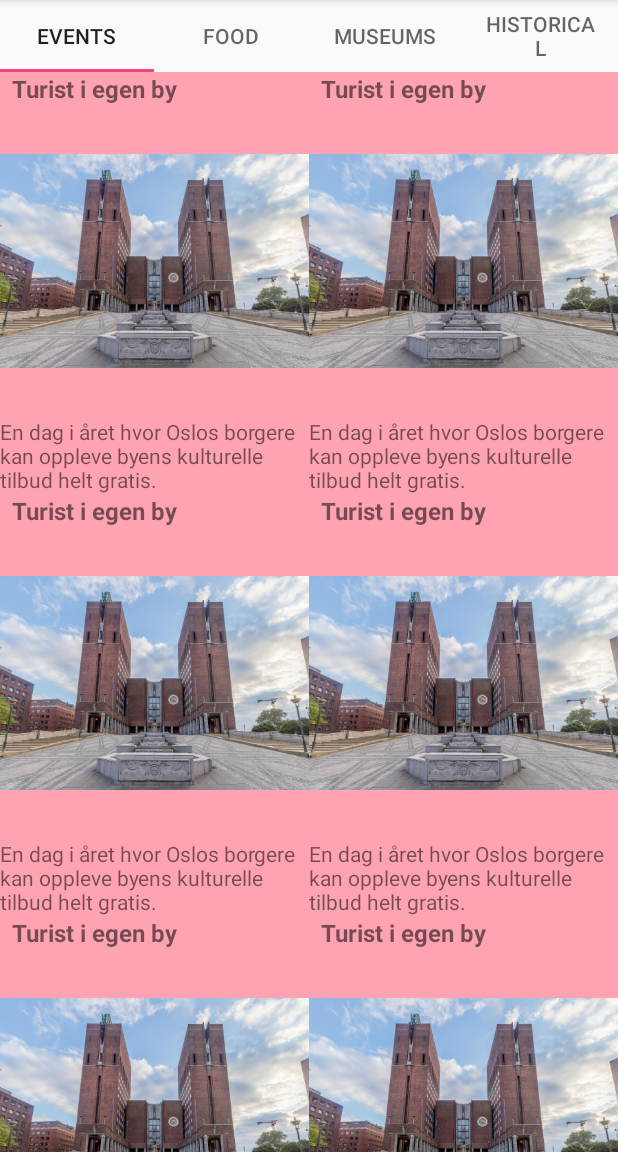
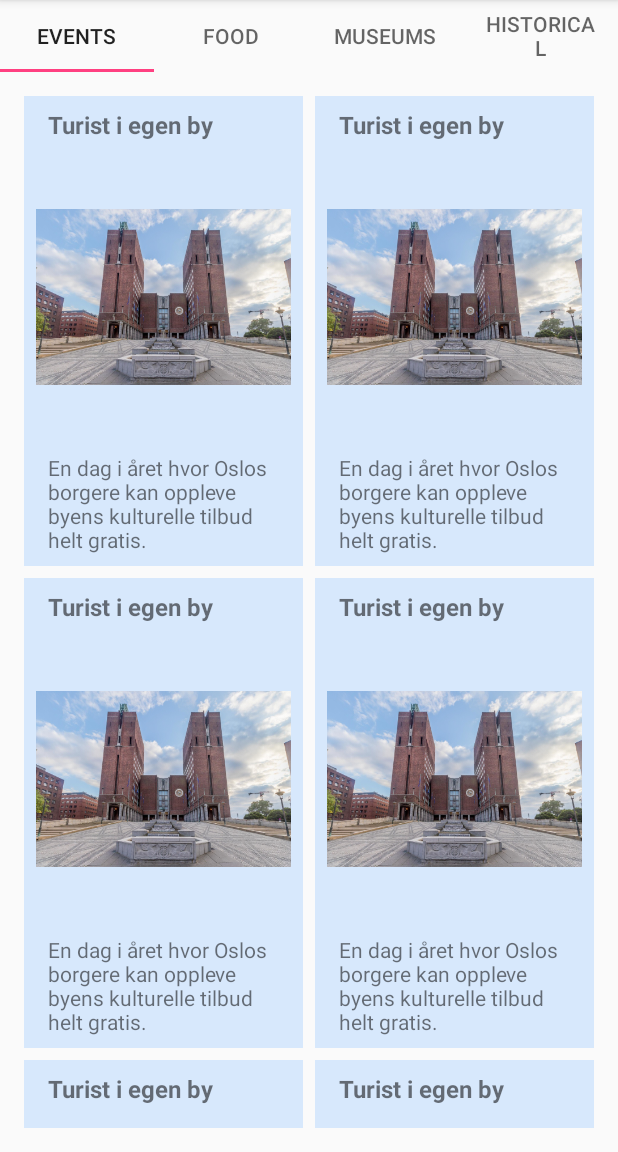
Before and after one commit to larsvidar/OsloTour, an Android app: the screen it shows after launch (MainActivity), on a phone screen of 412 x 824 dp, the part 84-1236 px from its top. Run offline under Robolectric (Android 15) with nearby library versions, the phone set to English and light mode, and no system bars.

Commit message:
- SiteAdapter and TourPagerAdapter complete.

```diff
--- a/app/src/main/java/no/larsvidar/oslotour/EventsFragment.java
+++ b/app/src/main/java/no/larsvidar/oslotour/EventsFragment.java
@@ -10,8 +10,6 @@ import android.view.LayoutInflater;
 import android.view.View;
 import android.view.ViewGroup;
 import android.widget.GridView;
-import android.widget.ListView;
-import android.widget.TextView;
 
 import java.util.ArrayList;
 
--- a/app/src/main/java/no/larsvidar/oslotour/MainActivity.java
+++ b/app/src/main/java/no/larsvidar/oslotour/MainActivity.java
@@ -12,10 +12,12 @@ public class MainActivity extends AppCompatActivity {
         super.onCreate(savedInstanceState);
         setContentView(R.layout.activity_main);
 
-        ViewPager viewPager = (ViewPager) findViewById(R.id.pager_view);
+        //Inflating Pager view and populating it with the TourPageAdapter.
+        ViewPager viewPager = findViewById(R.id.pager_view);
         TourPagerAdapter adapter = new TourPagerAdapter(getSupportFragmentManager());
         viewPager.setAdapter(adapter);
 
+        //Inflating the tabs at the top of the app.
         TabLayout tabLayout = (TabLayout) findViewById(R.id.tab_layout);
         tabLayout.setupWithViewPager(viewPager);
     }
--- a/app/src/main/res/layout/activity_main.xml
+++ b/app/src/main/res/layout/activity_main.xml
@@ -8,6 +8,7 @@
     android:orientation="vertical"
     tools:context=".MainActivity">
 
+    <!-- View for the tabs at the top of the app -->
     <android.support.design.widget.TabLayout
         android:layout_width="match_parent"
         android:layout_height="wrap_content"
@@ -15,12 +16,12 @@
         app:tabMode="fixed" >
     </android.support.design.widget.TabLayout>
 
+    <!-- Pager view for the content of each category -->
     <android.support.v4.view.ViewPager
         android:layout_width="match_parent"
         android:layout_height="match_parent"
-        android:id="@+id/pager-view">
+        android:id="@+id/pager-view"
+        android:layout_margin="@dimen/pager_margin">
     </android.support.v4.view.ViewPager>
 
-
-
 </LinearLayout>
--- a/app/src/main/res/layout/tour_item.xml
+++ b/app/src/main/res/layout/tour_item.xml
@@ -2,9 +2,9 @@
 <LinearLayout
     xmlns:android="http://schemas.android.com/apk/res/android"
     android:layout_width="match_parent"
-    android:layout_height="match_parent"
+    android:layout_height="wrap_content"
     android:orientation="vertical"
-    android:layout_margin="18dp">
+    android:padding="8dp">
 
     <TextView
         android:id="@+id/tour-title"
@@ -13,11 +13,11 @@
         android:text="Turist i egen by"
         android:textStyle="bold"
         android:layout_marginLeft="8dp"
-        android:textSize="16dp"/>
+        android:textSize="16dp" />
 
     <ImageView
         android:id="@+id/tour-image"
-        android:layout_width="wrap_content"
+        android:layout_width="match_parent"
         android:layout_height="wrap_content"
         android:src="@drawable/turistiegenby" />
 
@@ -25,6 +25,7 @@
         android:id="@+id/tour-description"
         android:layout_width="match_parent"
         android:layout_height="wrap_content"
+        android:layout_marginLeft="8dp"
         android:text="En dag i året hvor Oslos borgere kan nyte byens kulturelle tilbud helt gratis."/>
 
 </LinearLayout>
--- a/app/src/main/res/layout/tour_list.xml
+++ b/app/src/main/res/layout/tour_list.xml
@@ -7,7 +7,8 @@
     android:id="@+id/list"
     android:drawSelectorOnTop="true"
     android:numColumns="2"
-    android:layout_margin="24dp">
+    android:horizontalSpacing="8dp"
+    android:verticalSpacing="8dp">
 
 
 </GridView>
--- a/app/src/main/res/values/colors.xml
+++ b/app/src/main/res/values/colors.xml
@@ -4,5 +4,8 @@
     <color name="colorPrimaryDark">#303F9F</color>
     <color name="colorAccent">#FF4081</color>
 
-    <color name="category_events">#ffa3b2</color>
+    <color name="category_events">#d7e8fc</color>
+    <color name="category_restaurants">#d7fcde</color>
+    <color name="category_museums">#ecd7fc</color>
+    <color name="category_historic">#fcedd7</color>
 </resources>
--- /dev/null
+++ b/app/src/main/res/values/dimens.xml
@@ -0,0 +1,4 @@
+<?xml version="1.0" encoding="utf-8"?>
+<resources>
+    <dimen name="pager_margin">16dp</dimen>
+</resources>
--- a/app/src/main/res/values/strings.xml
+++ b/app/src/main/res/values/strings.xml
@@ -1,6 +1,11 @@
 <resources>
     <string name="app_name">OsloTour</string>
 
-    <!-- TODO: Remove or change this placeholder text -->
-    <string name="hello_blank_fragment">Hello blank fragment</string>
+    <string name="hello_blank_fragment">Hello!</string>
+
+    <!-- Category names -->
+    <string name="category_events">Events</string>
+    <string name="category_restaurants">Food</string>
+    <string name="category_museums">Museums</string>
+    <string name="category_historical">Historical</string>
 </resources>
```
Also changed, not shown: app/src/main/java/no/larsvidar/oslotour/TourPagerAdapter.java (+13 -0 lines).
